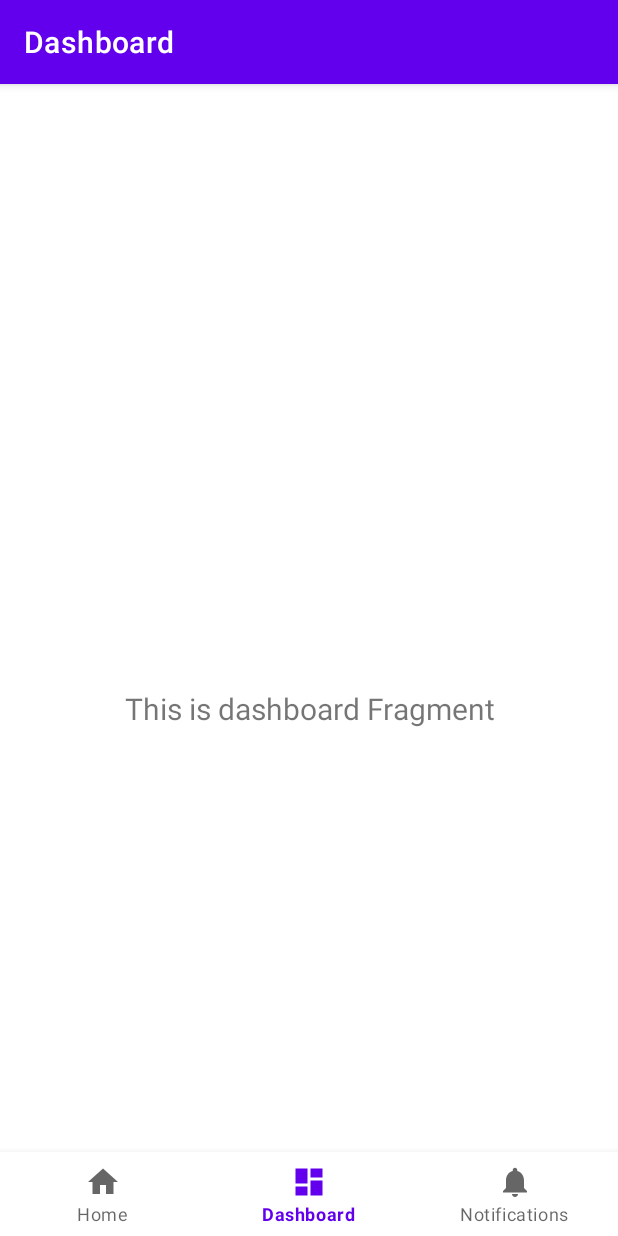
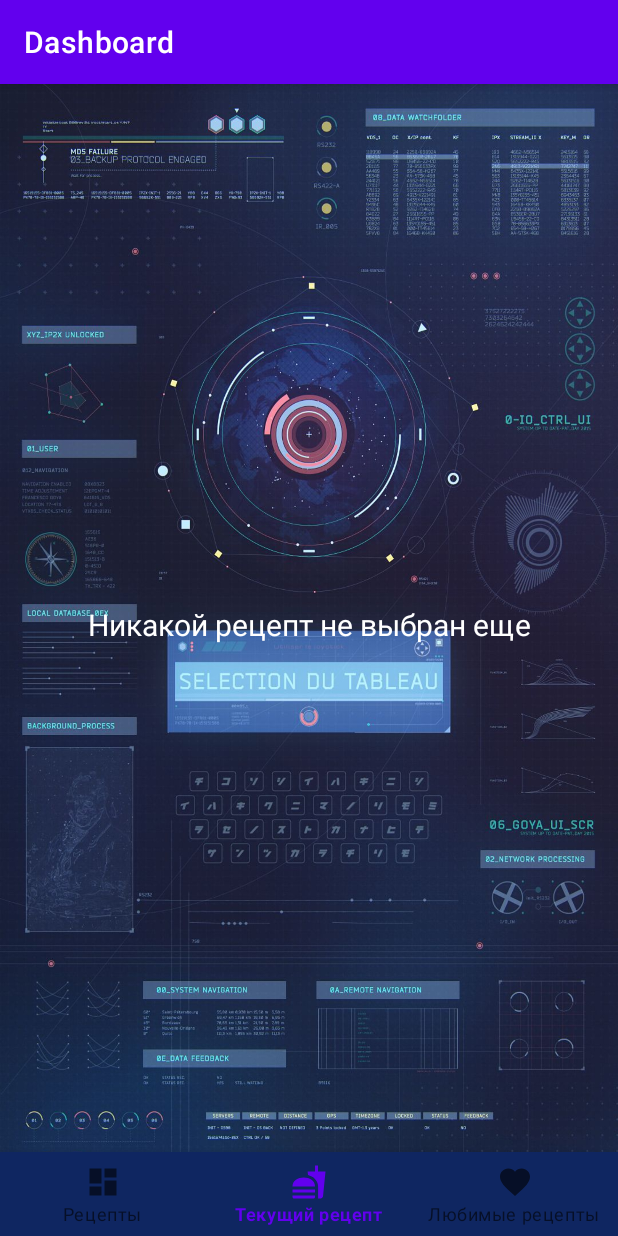
Before and after one commit to Rengerstarx/Vova_lab1, an Android app: the DashboardFragment screen opened through its navigation route, on a phone screen of 412 x 824 dp. Run offline under Robolectric (Android 15) with nearby library versions, the phone set to English and light mode, and no system bars; our stand-ins replace navigation-ui; libraries missing offline, so code that uses them is left out: com.beust.klaxon; network calls fail.

Commit message:
Update for laba 3+4

```diff
--- a/app/build.gradle
+++ b/app/build.gradle
@@ -33,6 +33,10 @@ android {
     buildFeatures {
         viewBinding true
     }
+    buildFeatures {
+        dataBinding = true
+        viewBinding = true
+    }
 }
 
 dependencies {
@@ -46,6 +50,7 @@ dependencies {
     implementation 'androidx.navigation:navigation-fragment-ktx:2.7.2'
     implementation 'androidx.navigation:navigation-ui-ktx:2.7.2'
     testImplementation 'junit:junit:4.13.2'
+    implementation 'com.beust:klaxon:5.5'
     implementation (platform('org.jetbrains.kotlin:kotlin-bom:1.8.0'))
     androidTestImplementation 'androidx.test.ext:junit:1.1.5'
     androidTestImplementation 'androidx.test.espresso:espresso-core:3.5.1'
--- /dev/null
+++ b/app/src/main/java/com/example/semenov_lab_1/ui/Recipe.kt
@@ -0,0 +1,3 @@
+package com.example.semenov_lab_1.ui
+
+data class Recipe(val Calorie: String, val Time: Int, val Name: String, val Ingredients: String, val Difficulty: Int)
--- a/app/src/main/java/com/example/semenov_lab_1/ui/dashboard/DashboardFragment.kt
+++ b/app/src/main/java/com/example/semenov_lab_1/ui/dashboard/DashboardFragment.kt
@@ -1,5 +1,7 @@
 package com.example.semenov_lab_1.ui.dashboard
 
+import android.R
+import android.content.Context
 import android.os.Bundle
 import android.view.LayoutInflater
 import android.view.View
@@ -29,9 +31,7 @@ class DashboardFragment : Fragment() {
         val root: View = binding.root
 
         val textView: TextView = binding.textDashboard
-        dashboardViewModel.text.observe(viewLifecycleOwner) {
-            textView.text = it
-        }
+        textView.text = requireContext().getSharedPreferences("Name", Context.MODE_PRIVATE).getString("Name", "Никакой рецепт не выбран еще")
         return root
     }
 
--- a/app/src/main/java/com/example/semenov_lab_1/ui/home/HomeFragment.kt
+++ b/app/src/main/java/com/example/semenov_lab_1/ui/home/HomeFragment.kt
@@ -1,20 +1,34 @@
 package com.example.semenov_lab_1.ui.home
 
+import android.R
+import android.content.Context
 import android.os.Bundle
 import android.view.LayoutInflater
 import android.view.View
 import android.view.ViewGroup
-import android.widget.TextView
 import androidx.fragment.app.Fragment
 import androidx.lifecycle.ViewModelProvider
+import androidx.navigation.Navigation.findNavController
+import androidx.navigation.findNavController
+import androidx.recyclerview.widget.LinearLayoutManager
+import com.beust.klaxon.JsonObject
+import com.beust.klaxon.Klaxon
 import com.example.semenov_lab_1.databinding.FragmentHomeBinding
+import com.example.semenov_lab_1.ui.RcAdapter
+import com.example.semenov_lab_1.ui.Recipe
+import com.example.semenov_lab_1.ui.dashboard.DashboardFragment
+import java.io.BufferedReader
+import java.io.InputStreamReader
+import java.net.HttpURLConnection
+import java.net.URL
+import kotlin.concurrent.thread
 
-class HomeFragment : Fragment() {
+
+class HomeFragment : Fragment(), RcAdapter.Listener {
 
     private var _binding: FragmentHomeBinding? = null
-
-    // This property is only valid between onCreateView and
-    // onDestroyView.
+    val adapter=RcAdapter(this)
+    lateinit var apiJson: URL
     private val binding get() = _binding!!
 
     override fun onCreateView(
@@ -28,15 +42,50 @@ class HomeFragment : Fragment() {
         _binding = FragmentHomeBinding.inflate(inflater, container, false)
         val root: View = binding.root
 
-        val textView: TextView = binding.textHome
-        homeViewModel.text.observe(viewLifecycleOwner) {
-            textView.text = it
+        thread {
+            apiJson =
+                URL("https://raw.githubusercontent.com/Lpirskaya/JsonLab/master/recipes2022.json")
+            ParsJson(apiJson)
+            requireActivity().runOnUiThread {
+                binding.rcView.layoutManager = LinearLayoutManager(requireContext())
+                binding.rcView.adapter = adapter
+            }
         }
         return root
+    }
+
+    private fun ParsJson(url: URL){
+        val connection = url.openConnection() as HttpURLConnection
+        if(connection.responseCode == HttpURLConnection.HTTP_OK) {
+            val Input = BufferedReader(InputStreamReader(connection.inputStream))
+            val JSONArray = Klaxon().parseJsonArray(Input)
+            JSONArray.forEach {
+                val JSONobject = it as JsonObject
+                val field = JSONobject.values.toTypedArray()
+                val recipe = Recipe(
+                    field[0].toString(),
+                    field[1] as Int,
+                    field[2].toString(),
+                    field[3].toString(),
+                    field[4] as Int
+                )
+                adapter.RecipeCreate(recipe)
+            }
+        }
     }
 
     override fun onDestroyView() {
         super.onDestroyView()
         _binding = null
     }
+
+    override fun onClick(recipe: Recipe) {
+        val sharedPreferences = requireContext().getSharedPreferences("Name", Context.MODE_PRIVATE)
+        val editor = sharedPreferences.edit()
+        editor.putString("Name", recipe.Name)
+        editor.apply()
+        val navController = findNavController(requireActivity(),com.example.semenov_lab_1.R.id.nav_host_fragment_activity_navigation)
+        navController.navigate(com.example.semenov_lab_1.R.id.navigation_dashboard)
+
+    }
 }
--- /dev/null
+++ b/app/src/main/res/drawable/food.xml
@@ -0,0 +1,5 @@
+<vector android:height="24dp" android:tint="#000000"
+    android:viewportHeight="24" android:viewportWidth="24"
+    android:width="24dp" xmlns:android="http://schemas.android.com/apk/res/android">
+    <path android:fillColor="@android:color/white" android:pathData="M18.06,22.99h1.66c0.84,0 1.53,-0.64 1.63,-1.46L23,5.05h-5L18,1h-1.97v4.05h-4.97l0.3,2.34c1.71,0.47 3.31,1.32 4.27,2.26 1.44,1.42 2.43,2.89 2.43,5.29v8.05zM1,21.99L1,21h15.03v0.99c0,0.55 -0.45,1 -1.01,1L2.01,22.99c-0.56,0 -1.01,-0.45 -1.01,-1zM16.03,14.99c0,-8 -15.03,-8 -15.03,0h15.03zM1.02,17h15v2h-15z"/>
+</vector>
--- /dev/null
+++ b/app/src/main/res/drawable/love.xml
@@ -0,0 +1,5 @@
+<vector android:height="24dp" android:tint="#000000"
+    android:viewportHeight="24" android:viewportWidth="24"
+    android:width="24dp" xmlns:android="http://schemas.android.com/apk/res/android">
+    <path android:fillColor="@android:color/white" android:pathData="M12,21.35l-1.45,-1.32C5.4,15.36 2,12.28 2,8.5 2,5.42 4.42,3 7.5,3c1.74,0 3.41,0.81 4.5,2.09C13.09,3.81 14.76,3 16.5,3 19.58,3 22,5.42 22,8.5c0,3.78 -3.4,6.86 -8.55,11.54L12,21.35z"/>
+</vector>
--- a/app/src/main/res/layout-land/activity_main.xml
+++ b/app/src/main/res/layout-land/activity_main.xml
@@ -13,7 +13,11 @@
         android:layout_width="match_parent"
         android:layout_height="match_parent"
         android:gravity="center"
-        android:orientation="vertical">
+        android:orientation="vertical"
+        app:layout_constraintBottom_toBottomOf="parent"
+        app:layout_constraintEnd_toEndOf="parent"
+        app:layout_constraintStart_toStartOf="parent"
+        app:layout_constraintTop_toTopOf="parent">
 
         <ImageView
             android:id="@+id/ImageLogo"
--- a/app/src/main/res/layout/activity_navigation.xml
+++ b/app/src/main/res/layout/activity_navigation.xml
@@ -4,7 +4,7 @@
     android:id="@+id/container"
     android:layout_width="match_parent"
     android:layout_height="match_parent"
-    android:paddingTop="?attr/actionBarSize">
+    android:background="@drawable/fon">
 
     <com.google.android.material.bottomnavigation.BottomNavigationView
         android:id="@+id/nav_view"
@@ -12,7 +12,7 @@
         android:layout_height="wrap_content"
         android:layout_marginStart="0dp"
         android:layout_marginEnd="0dp"
-        android:background="?android:attr/windowBackground"
+        android:background="#0F2661"
         app:layout_constraintBottom_toBottomOf="parent"
         app:layout_constraintLeft_toLeftOf="parent"
         app:layout_constraintRight_toRightOf="parent"
@@ -22,7 +22,7 @@
         android:id="@+id/nav_host_fragment_activity_navigation"
         android:name="androidx.navigation.fragment.NavHostFragment"
         android:layout_width="match_parent"
-        android:layout_height="match_parent"
+        android:layout_height="0dp"
         app:defaultNavHost="true"
         app:layout_constraintBottom_toTopOf="@id/nav_view"
         app:layout_constraintLeft_toLeftOf="parent"
--- a/app/src/main/res/layout/fragment_dashboard.xml
+++ b/app/src/main/res/layout/fragment_dashboard.xml
@@ -15,6 +15,7 @@
         android:layout_marginEnd="8dp"
         android:textAlignment="center"
         android:textSize="20sp"
+        android:textColor="@color/white"
         app:layout_constraintBottom_toBottomOf="parent"
         app:layout_constraintEnd_toEndOf="parent"
         app:layout_constraintStart_toStartOf="parent"
--- a/app/src/main/res/menu/bottom_nav_menu.xml
+++ b/app/src/main/res/menu/bottom_nav_menu.xml
@@ -3,17 +3,17 @@
 
     <item
         android:id="@+id/navigation_home"
-        android:icon="@drawable/ic_home_black_24dp"
-        android:title="@string/title_home" />
+        android:icon="@drawable/ic_dashboard_black_24dp"
+        android:title="Рецепты" />
 
     <item
         android:id="@+id/navigation_dashboard"
-        android:icon="@drawable/ic_dashboard_black_24dp"
-        android:title="@string/title_dashboard" />
+        android:icon="@drawable/food"
+        android:title="Текущий рецепт" />
 
     <item
         android:id="@+id/navigation_notifications"
-        android:icon="@drawable/ic_notifications_black_24dp"
-        android:title="@string/title_notifications" />
+        android:icon="@drawable/love"
+        android:title="Любимые рецепты" />
 
 </menu>
```
Also changed, not shown: app/src/main/AndroidManifest.xml (+8 -6 lines), app/src/main/java/com/example/semenov_lab_1/ui/RcAdapter.kt (added, +55 -0 lines), app/src/main/res/layout/fragment_home.xml (+3 -8 lines), app/src/main/res/layout/recipe.xml (added, +28 -0 lines).
